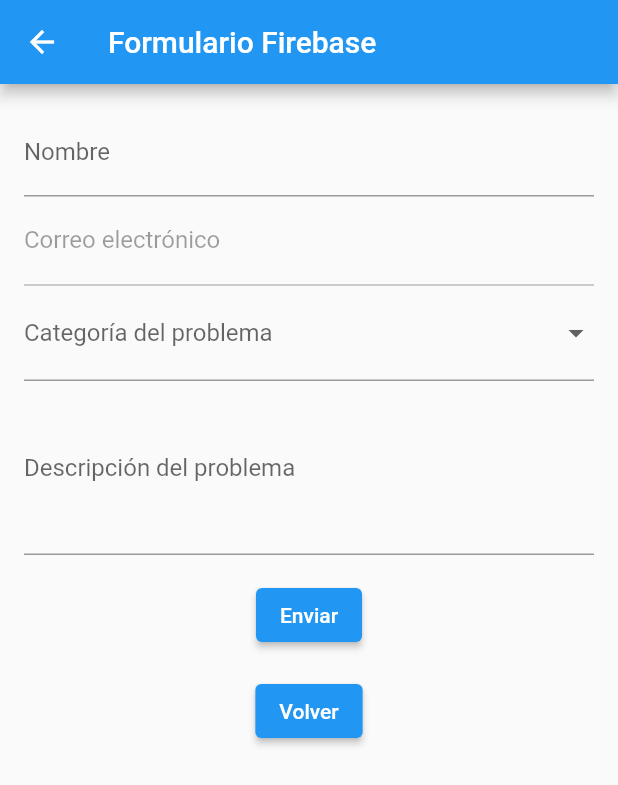
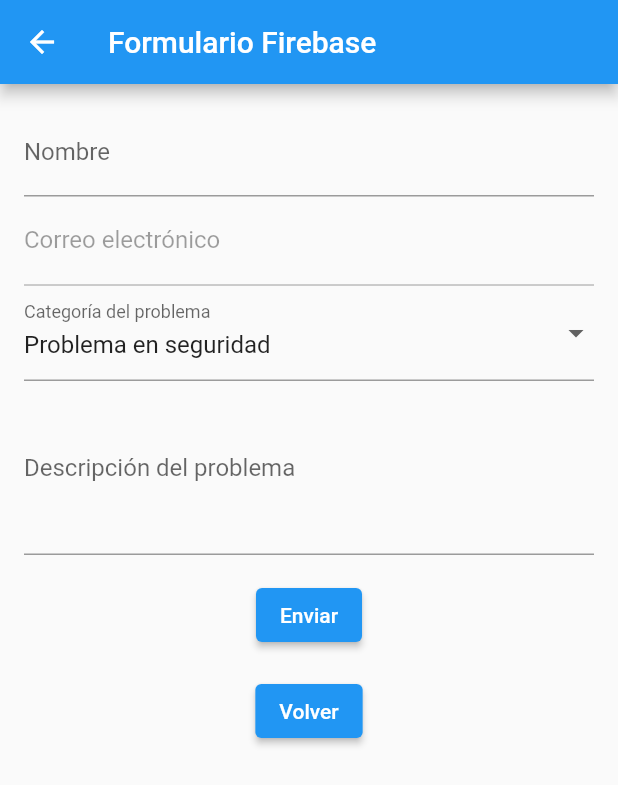
Before and after one commit to Tonigonzr/ticketservice2, a Flutter app: the HomeScreen screen opened directly with empty values, in the side drawer, after a tap on "Crear Ticket", on a phone screen of 412 x 824 dp. Shown: the top 785 px of the screen. Run offline on Flutter 3.47's test engine with Material 2 defaults, Android fonts, the phone set to English and light mode, and no system bars; our stand-ins replace cloud_firestore, firebase_auth, firebase_core, firebase_storage, image_picker; accounts and stored records are empty; network calls fail.

```diff
--- a/lib/MyHomePage.dart
+++ b/lib/MyHomePage.dart
@@ -13,7 +13,6 @@ class _FormularioFirebaseState extends State<FormularioFirebase> {
 
   final _nombreController = TextEditingController();
   final _emailController = TextEditingController();
-  String? _categoriaSeleccionada;
   final _descripcionController = TextEditingController();
 
   List<String> _categorias = [
@@ -31,14 +30,14 @@ class _FormularioFirebaseState extends State<FormularioFirebase> {
     _nombreController.text = currentUser?.displayName ?? '';
   }
 
-  void enviarFormulario(
-      String nombre, String email, String categoria, String descripcion) async {
+  void enviarFormulario(String nombre, String email, String categoria, String descripcion) async {
     try {
       await _firestore.collection('formularios').add({
         'nombre': nombre,
         'email': email,
         'categoria': categoria,
         'descripcion': descripcion,
+        'estado': 'Enviado', // Establecer el estado como "enviado"
         'user_id': currentUser!.uid, // Asignar el UID del usuario actual
         'fecha': DateTime.now(),
       });
@@ -51,7 +50,6 @@ class _FormularioFirebaseState extends State<FormularioFirebase> {
   void validarYEnviarFormulario() {
     if (_nombreController.text.isEmpty ||
         _emailController.text.isEmpty ||
-        _categoriaSeleccionada == null ||
         _descripcionController.text.isEmpty) {
       showDialog(
         context: context,
@@ -74,7 +72,7 @@ class _FormularioFirebaseState extends State<FormularioFirebase> {
       enviarFormulario(
         _nombreController.text,
         _emailController.text,
-        _categoriaSeleccionada!,
+        _categorias[0], // Establecer la primera categoría por defecto
         _descripcionController.text,
       );
       _nombreController.clear();
@@ -115,14 +113,13 @@ class _FormularioFirebaseState extends State<FormularioFirebase> {
               enabled: false, // Hacer el campo no editable
             ),
             DropdownButtonFormField<String>(
-    value: _categoriaSeleccionada,
+              value: _categorias[0], // Establecer la primera categoría por defecto
               decoration: InputDecoration(
                 labelText: 'Categoría del problema',
               ),
               onChanged: (String? newValue) {
-    setState(()
-    {
-      _categoriaSeleccionada = newValue;
+                setState(() {
+                  // No se necesita implementar el cambio de categoría en este caso
                 });
               },
               items: _categorias
--- a/lib/Spinner.dart
+++ b/lib/Spinner.dart
@@ -115,7 +115,16 @@ class _HomeScreenState extends State<HomeScreen> {
                 );
               },
             ),
-            ListTile(
+            FutureBuilder<bool>(
+              future: isAdmin(currentUser),
+              builder: (BuildContext context, AsyncSnapshot<bool> snapshot) {
+                if (snapshot.connectionState == ConnectionState.waiting) {
+                  return Container();
+                }
+                final bool isAdmin = snapshot.data ?? false;
+
+                if (!isAdmin) {
+                  return ListTile(
                     title: Text('Crear Ticket'),
                     leading: Icon(Icons.home),
                     onTap: () {
@@ -123,6 +132,11 @@ class _HomeScreenState extends State<HomeScreen> {
                         context,
                         MaterialPageRoute(builder: (context) => FormularioFirebase()),
                       );
+                    },
+                  );
+                } else {
+                  return Container();
+                }
               },
             ),
             ListTile(
--- a/lib/TicketDetailsScreen.dart
+++ b/lib/TicketDetailsScreen.dart
@@ -25,7 +25,10 @@ class TicketDetailsScreen extends StatelessWidget {
             SizedBox(height: 8.0),
             Text('Descripción del problema: ${ticket['descripcion']}'),
             SizedBox(height: 8.0),
+            Text('Estado del ticket: ${ticket['estado']}'),
+            SizedBox(height: 8.0),
             Text('Fecha: ${ticket['fecha'].toDate().toString()}'),
+
           ],
         ),
       ),
```
Lines whose indentation alone changed are shown as unchanged.
